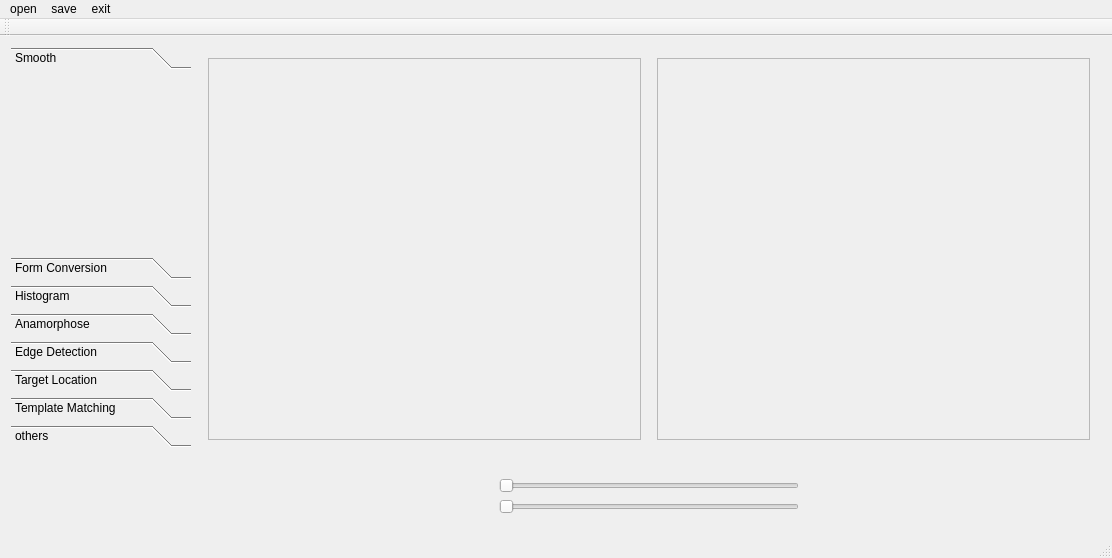
Qt form hi_opencv2.0/hi_opencv20.ui (yangyang222244/hi_opencv2.0) before a commit.
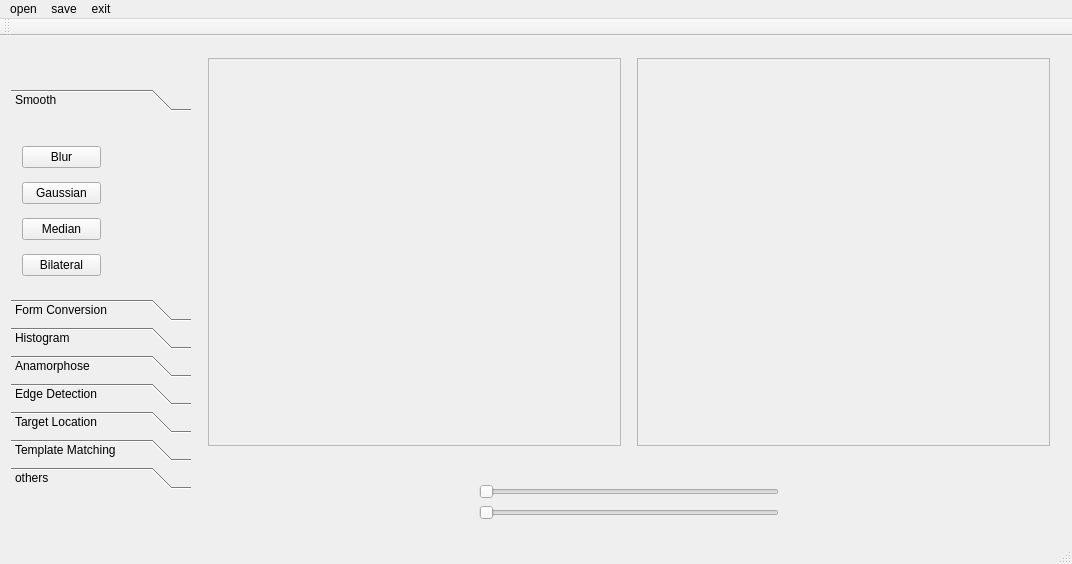
The same form after that commit.

What changed in the file:
```diff
--- a/hi_opencv2.0/hi_opencv20.ui
+++ b/hi_opencv2.0/hi_opencv20.ui
@@ -6,8 +6,8 @@
    <rect>
     <x>0</x>
     <y>0</y>
-    <width>1112</width>
-    <height>558</height>
+    <width>1072</width>
+    <height>564</height>
    </rect>
   </property>
   <property name="windowTitle">
@@ -15,7 +15,7 @@
   </property>
   <widget class="QWidget" name="centralWidget">
    <layout class="QHBoxLayout" name="horizontalLayout_2">
-    <item alignment="Qt::AlignTop">
+    <item>
      <widget class="QToolBox" name="toolBox">
       <property name="minimumSize">
        <size>
@@ -41,7 +41,7 @@
          <x>0</x>
          <y>0</y>
          <width>180</width>
-         <height>160</height>
+         <height>192</height>
         </rect>
        </property>
        <property name="toolTip">
@@ -50,6 +50,46 @@
        <attribute name="label">
         <string>Smooth</string>
        </attribute>
+       <widget class="QWidget" name="">
+        <property name="geometry">
+         <rect>
+          <x>0</x>
+          <y>10</y>
+          <width>101</width>
+          <height>171</height>
+         </rect>
+        </property>
+        <layout class="QVBoxLayout" name="verticalLayout_3">
+         <item>
+          <widget class="QPushButton" name="pushButton">
+           <property name="text">
+            <string>Blur</string>
+           </property>
+          </widget>
+         </item>
+         <item>
+          <widget class="QPushButton" name="pushButton_2">
+           <property name="text">
+            <string>Gaussian</string>
+           </property>
+          </widget>
+         </item>
+         <item>
+          <widget class="QPushButton" name="pushButton_3">
+           <property name="text">
+            <string>Median</string>
+           </property>
+          </widget>
+         </item>
+         <item>
+          <widget class="QPushButton" name="pushButton_4">
+           <property name="text">
+            <string>Bilateral</string>
+           </property>
+          </widget>
+         </item>
+        </layout>
+       </widget>
       </widget>
       <widget class="QWidget" name="page_3">
        <property name="geometry">
@@ -128,8 +168,8 @@
              <rect>
               <x>0</x>
               <y>0</y>
-              <width>426</width>
-              <height>348</height>
+              <width>411</width>
+              <height>383</height>
              </rect>
             </property>
            </widget>
@@ -164,8 +204,8 @@
              <rect>
               <x>0</x>
               <y>0</y>
-              <width>425</width>
-              <height>348</height>
+              <width>411</width>
+              <height>383</height>
              </rect>
             </property>
            </widget>
@@ -207,9 +247,18 @@
              <height>16777215</height>
             </size>
            </property>
+           <property name="minimum">
+            <number>1</number>
+           </property>
+           <property name="value">
+            <number>1</number>
+           </property>
            <property name="orientation">
             <enum>Qt::Horizontal</enum>
            </property>
+           <property name="tickPosition">
+            <enum>QSlider::NoTicks</enum>
+           </property>
           </widget>
          </item>
          <item alignment="Qt::AlignHCenter">
@@ -226,6 +275,12 @@
              <height>16777215</height>
             </size>
            </property>
+           <property name="minimum">
+            <number>1</number>
+           </property>
+           <property name="value">
+            <number>1</number>
+           </property>
            <property name="orientation">
             <enum>Qt::Horizontal</enum>
            </property>
@@ -252,8 +307,8 @@
     <rect>
      <x>0</x>
      <y>0</y>
-     <width>1112</width>
-     <height>26</height>
+     <width>1072</width>
+     <height>23</height>
     </rect>
    </property>
    <widget class="QMenu" name="menufile">
```
Left out of the diff: 186 changed lines with no effect on the pictures.
